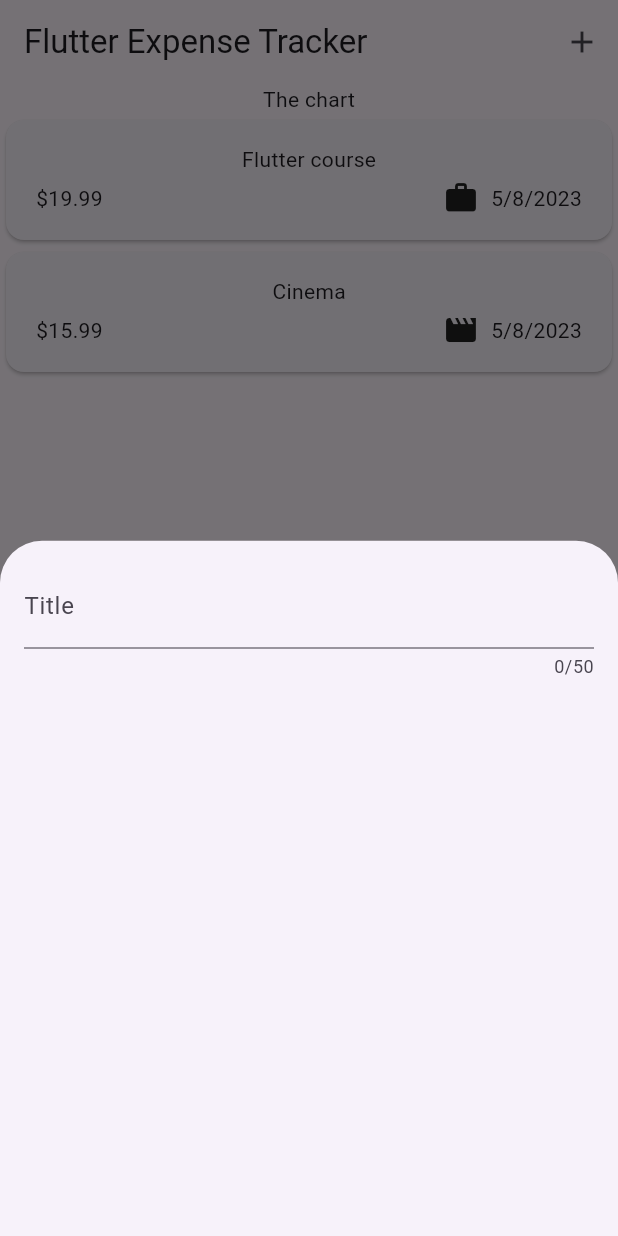
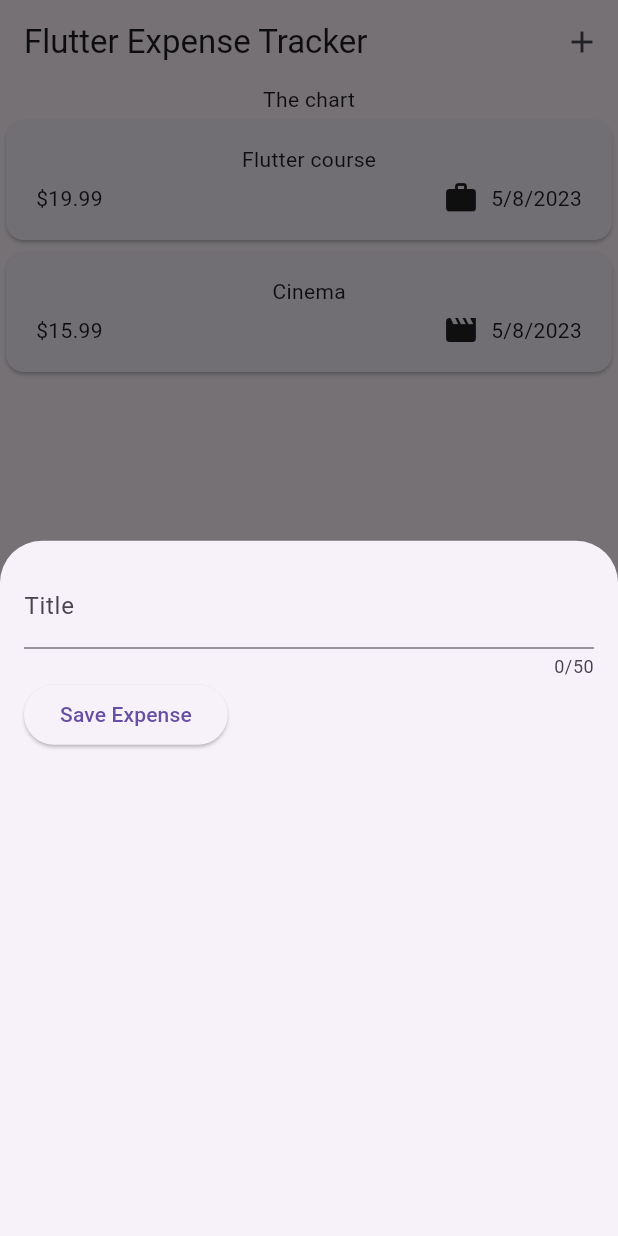
Before and after one commit to reponzo01/flutter-expense-tracker, a Flutter app: the screen it shows after launch, after a tap on the "add" icon, on a phone screen of 412 x 824 dp. Run offline on Flutter 3.47's test engine with Material 2 defaults, Android fonts, the phone set to English and light mode, and no system bars.

Commit message:
107. Getting user input on every keystroke

```diff
--- a/lib/widgets/new_expense.dart
+++ b/lib/widgets/new_expense.dart
@@ -8,16 +8,35 @@ class NewExpense extends StatefulWidget {
 }
 
 class _NewExpenseState extends State<NewExpense> {
+  var _enteredTitle = '';
+
+  void _saveTitleInput(String inputValue) {
+    _enteredTitle = inputValue;
+  }
+
   @override
   Widget build(BuildContext context) {
     return Padding(
       padding: const EdgeInsets.all(16),
       child: Column(
-        children: const [
+        children: [
           TextField(
+            onChanged: _saveTitleInput,
             maxLength: 50,
-            decoration: InputDecoration(label: Text('Title')),
+            decoration: const InputDecoration(
+              label: Text('Title'),
+            ),
           ),
+          Row(
+            children: [
+              ElevatedButton(
+                onPressed: () {
+                  print(_enteredTitle);
+                },
+                child: const Text('Save Expense'),
+              ),
+            ],
+          )
         ],
       ),
     );
```
